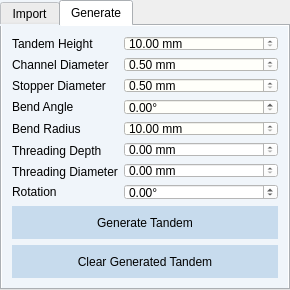
Qt form src/windows/ui/tandem_view.ui (brachify/brachify) before a commit.
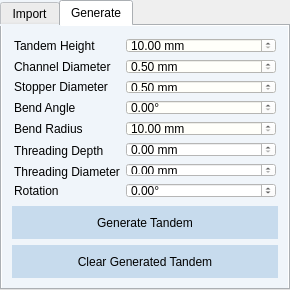
The same form after that commit.

Patch:
```diff
--- a/src/windows/ui/tandem_view.ui
+++ b/src/windows/ui/tandem_view.ui
@@ -286,9 +286,24 @@
        </property>
        <item>
         <layout class="QFormLayout" name="formLayout_2">
+         <property name="sizeConstraint">
+          <enum>QLayout::SetNoConstraint</enum>
+         </property>
          <property name="verticalSpacing">
           <number>6</number>
          </property>
+         <property name="leftMargin">
+          <number>2</number>
+         </property>
+         <property name="topMargin">
+          <number>2</number>
+         </property>
+         <property name="rightMargin">
+          <number>2</number>
+         </property>
+         <property name="bottomMargin">
+          <number>2</number>
+         </property>
          <item row="0" column="1">
           <widget class="QDoubleSpinBox" name="sb_tandem_height">
            <property name="styleSheet">
```
